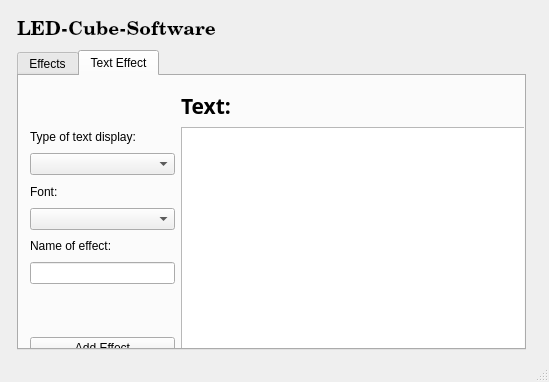
Before: the Qt Designer form cubewindow.ui in the6tsense/LED-Cube-Software, drawn with Qt 5.
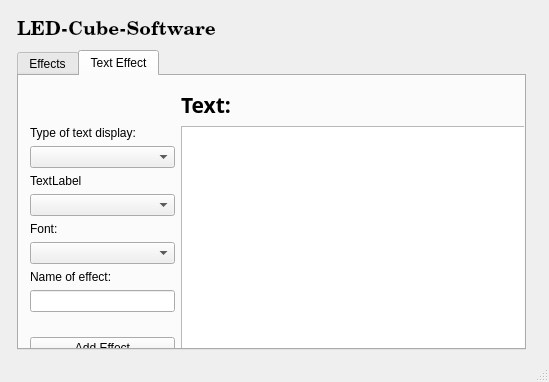
After: the same form once the commit is applied. The open tabs and pages were chosen to show the change.

The edit to the form file:
```diff
--- a/cubewindow.ui
+++ b/cubewindow.ui
@@ -321,41 +321,24 @@
            <height>291</height>
           </rect>
          </property>
-         <layout class="QGridLayout" name="gridLayout_textEffect" rowstretch="15,10,10,10,10,10,10,20,10" columnstretch="10,10,50">
-          <item row="5" column="0" colspan="2">
+         <layout class="QGridLayout" name="gridLayout_textEffect" rowstretch="15,10,10,10,10,10,10,20,10,0,0" columnstretch="10,10,50">
+          <item row="4" column="0" colspan="2">
+           <widget class="QComboBox" name="comboBox_effectType"/>
+          </item>
+          <item row="7" column="0" colspan="2">
            <widget class="QLabel" name="label_effectName">
             <property name="text">
              <string>Name of effect:</string>
             </property>
            </widget>
           </item>
-          <item row="3" column="0" colspan="2">
+          <item row="5" column="0" colspan="2">
            <widget class="QLabel" name="label_font">
             <property name="text">
              <string>Font:</string>
             </property>
            </widget>
           </item>
-          <item row="8" column="0" colspan="2">
-           <widget class="QPushButton" name="pushButton_addTextEffect">
-            <property name="text">
-             <string>Add Effect</string>
-            </property>
-           </widget>
-          </item>
-          <item row="7" column="0">
-           <spacer name="verticalSpacer_textEffect">
-            <property name="orientation">
-             <enum>Qt::Vertical</enum>
-            </property>
-            <property name="sizeHint" stdset="0">
-             <size>
-              <width>20</width>
-              <height>40</height>
-             </size>
-            </property>
-           </spacer>
-          </item>
           <item row="0" column="2">
            <widget class="QLabel" name="label_text">
             <property name="font">
@@ -371,9 +354,29 @@
             </property>
            </widget>
           </item>
-          <item row="1" column="2" rowspan="8">
+          <item row="10" column="0" colspan="2">
+           <widget class="QPushButton" name="pushButton_addTextEffect">
+            <property name="text">
+             <string>Add Effect</string>
+            </property>
+           </widget>
+          </item>
+          <item row="1" column="2" rowspan="10">
            <widget class="QTextEdit" name="textEdit_displayText"/>
           </item>
+          <item row="9" column="0">
+           <spacer name="verticalSpacer_textEffect">
+            <property name="orientation">
+             <enum>Qt::Vertical</enum>
+            </property>
+            <property name="sizeHint" stdset="0">
+             <size>
+              <width>20</width>
+              <height>30</height>
+             </size>
+            </property>
+           </spacer>
+          </item>
           <item row="1" column="0" colspan="2">
            <widget class="QLabel" name="label_displayType">
             <property name="text">
@@ -381,15 +384,22 @@
             </property>
            </widget>
           </item>
-          <item row="4" column="0" colspan="2">
+          <item row="6" column="0" colspan="2">
            <widget class="QComboBox" name="comboBox_font"/>
           </item>
           <item row="2" column="0" colspan="2">
            <widget class="QComboBox" name="comboBox_displayType"/>
           </item>
-          <item row="6" column="0" colspan="2">
+          <item row="8" column="0" colspan="2">
            <widget class="QLineEdit" name="lineEdit_effectName"/>
           </item>
+          <item row="3" column="0" colspan="2">
+           <widget class="QLabel" name="label_effectType">
+            <property name="text">
+             <string>TextLabel</string>
+            </property>
+           </widget>
+          </item>
          </layout>
         </widget>
        </widget>
```
Left out of the diff: 12 changed lines with no effect on the pictures.
